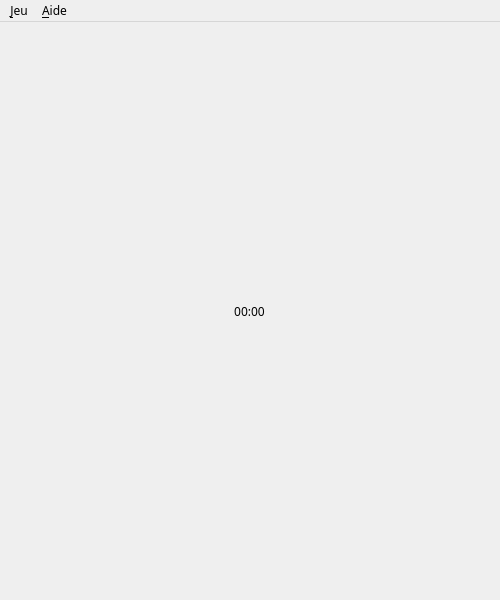
Before: the Qt Designer form GameWindow.ui in Kyrens/Takuzu-Qt, drawn with Qt 5.
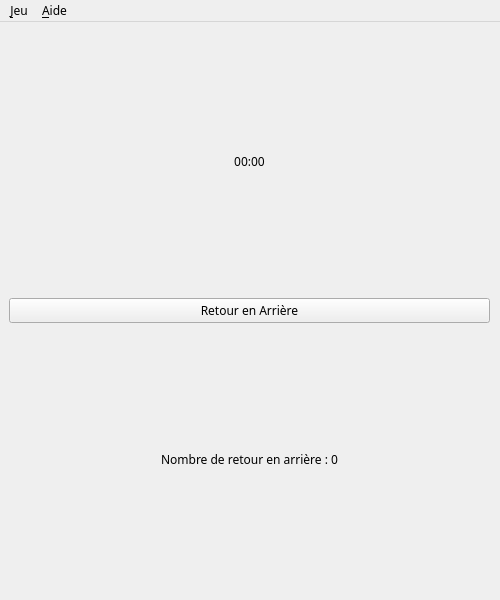
After: the same form once the commit is applied.

Commit message: Undo button

```diff
--- a/GameWindow.ui
+++ b/GameWindow.ui
@@ -45,6 +45,48 @@
        </property>
       </widget>
      </item>
+     <item>
+      <widget class="QPushButton" name="undoButton">
+       <property name="maximumSize">
+        <size>
+         <width>10000</width>
+         <height>25</height>
+        </size>
+       </property>
+       <property name="font">
+        <font>
+         <family>Ubuntu Mono</family>
+        </font>
+       </property>
+       <property name="layoutDirection">
+        <enum>Qt::LeftToRight</enum>
+       </property>
+       <property name="text">
+        <string>Retour en Arrière</string>
+       </property>
+      </widget>
+     </item>
+     <item>
+      <widget class="QLabel" name="undoLabel">
+       <property name="maximumSize">
+        <size>
+         <width>16777215</width>
+         <height>25</height>
+        </size>
+       </property>
+       <property name="font">
+        <font>
+         <family>Ubuntu Mono</family>
+        </font>
+       </property>
+       <property name="text">
+        <string>Nombre de retour en arrière : 0</string>
+       </property>
+       <property name="alignment">
+        <set>Qt::AlignCenter</set>
+       </property>
+      </widget>
+     </item>
      <item>
       <layout class="QGridLayout" name="gridLayout"/>
      </item>
```
Left out of the diff: 4 changed lines with no effect on the pictures. The commit also changes 2 other files.
